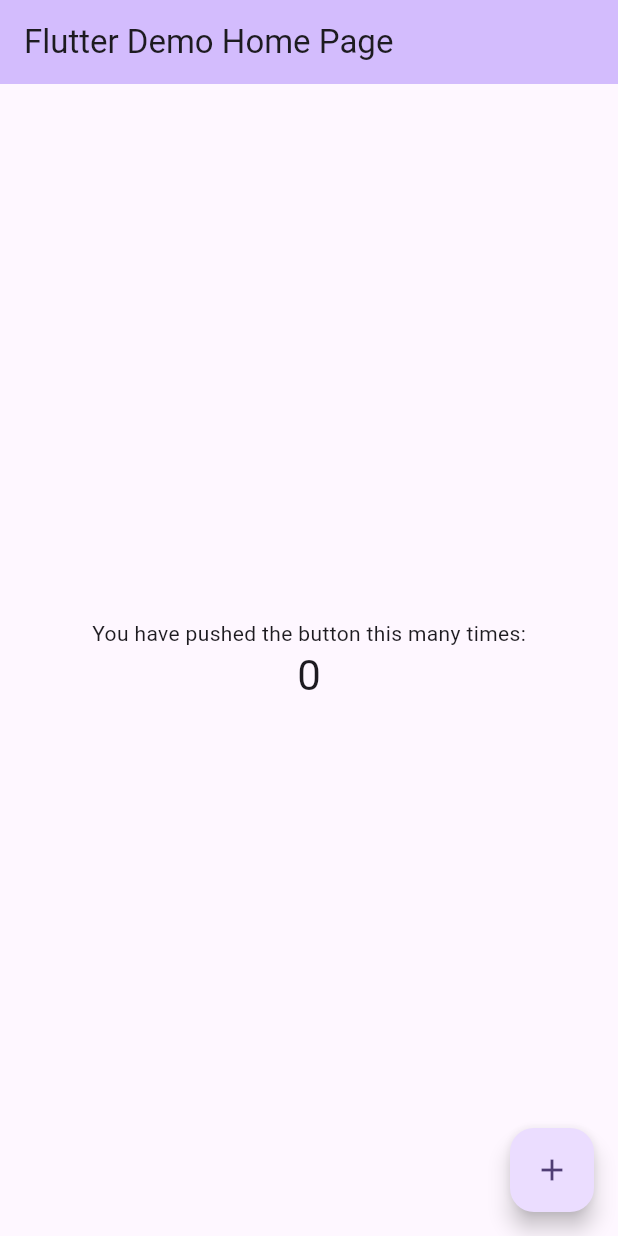
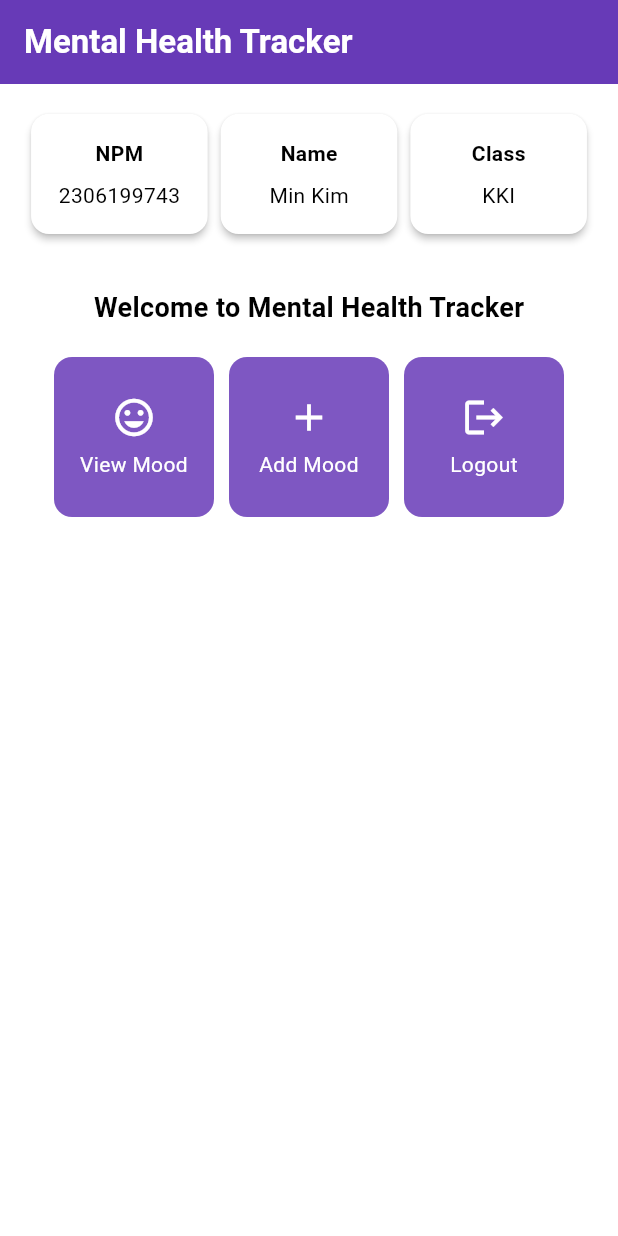
Before and after one commit to wuyu0107/mental-health-tracker-mobile, a Flutter app: the screen it shows after launch, on a phone screen of 412 x 824 dp. Run offline on Flutter 3.47's test engine with Material 3 defaults, Android fonts, the phone set to English and light mode, and no system bars.

Commit message:
Finished Tutorial 6

```diff
--- a/mental_health_tracker/lib/main.dart
+++ b/mental_health_tracker/lib/main.dart
@@ -1,4 +1,5 @@
 import 'package:flutter/material.dart';
+import 'package:mental_health_tracker/menu.dart';
 
 void main() {
   runApp(const MyApp());
@@ -28,98 +29,12 @@ class MyApp extends StatelessWidget {
         //
         // This works for code too, not just values: Most code changes can be
         // tested with just a hot reload.
-        colorScheme: ColorScheme.fromSeed(seedColor: Colors.deepPurple),
+        colorScheme: ColorScheme.fromSwatch(
+          primarySwatch: Colors.deepPurple,
+        ).copyWith(secondary: Colors.deepPurple[400]),
         useMaterial3: true,
       ),
-      home: const MyHomePage(title: 'Flutter Demo Home Page'),
+      home: MyHomePage(),
     );
   }
 }
-
-class MyHomePage extends StatefulWidget {
-  const MyHomePage({super.key, required this.title});
-
-  // This widget is the home page of your application. It is stateful, meaning
-  // that it has a State object (defined below) that contains fields that affect
-  // how it looks.
-
-  // This class is the configuration for the state. It holds the values (in this
-  // case the title) provided by the parent (in this case the App widget) and
-  // used by the build method of the State. Fields in a Widget subclass are
-  // always marked "final".
-
-  final String title;
-
-  @override
-  State<MyHomePage> createState() => _MyHomePageState();
-}
-
-class _MyHomePageState extends State<MyHomePage> {
-  int _counter = 0;
-
-  void _incrementCounter() {
-    setState(() {
-      // This call to setState tells the Flutter framework that something has
-      // changed in this State, which causes it to rerun the build method below
-      // so that the display can reflect the updated values. If we changed
-      // _counter without calling setState(), then the build method would not be
-      // called again, and so nothing would appear to happen.
-      _counter++;
-    });
-  }
-
-  @override
-  Widget build(BuildContext context) {
-    // This method is rerun every time setState is called, for instance as done
-    // by the _incrementCounter method above.
-    //
-    // The Flutter framework has been optimized to make rerunning build methods
-    // fast, so that you can just rebuild anything that needs updating rather
-    // than having to individually change instances of widgets.
-    return Scaffold(
-      appBar: AppBar(
-        // TRY THIS: Try changing the color here to a specific color (to
-        // Colors.amber, perhaps?) and trigger a hot reload to see the AppBar
-        // change color while the other colors stay the same.
-        backgroundColor: Theme.of(context).colorScheme.inversePrimary,
-        // Here we take the value from the MyHomePage object that was created by
-        // the App.build method, and use it to set our appbar title.
-        title: Text(widget.title),
-      ),
-      body: Center(
-        // Center is a layout widget. It takes a single child and positions it
-        // in the middle of the parent.
-        child: Column(
-          // Column is also a layout widget. It takes a list of children and
-          // arranges them vertically. By default, it sizes itself to fit its
-          // children horizontally, and tries to be as tall as its parent.
-          //
-          // Column has various properties to control how it sizes itself and
-          // how it positions its children. Here we use mainAxisAlignment to
-          // center the children vertically; the main axis here is the vertical
-          // axis because Columns are vertical (the cross axis would be
-          // horizontal).
-          //
-          // TRY THIS: Invoke "debug painting" (choose the "Toggle Debug Paint"
-          // action in the IDE, or press "p" in the console), to see the
-          // wireframe for each widget.
-          mainAxisAlignment: MainAxisAlignment.center,
-          children: <Widget>[
-            const Text(
-              'You have pushed the button this many times:',
-            ),
-            Text(
-              '$_counter',
-              style: Theme.of(context).textTheme.headlineMedium,
-            ),
-          ],
-        ),
-      ),
-      floatingActionButton: FloatingActionButton(
-        onPressed: _incrementCounter,
-        tooltip: 'Increment',
-        child: const Icon(Icons.add),
-      ), // This trailing comma makes auto-formatting nicer for build methods.
-    );
-  }
-}
--- /dev/null
+++ b/mental_health_tracker/lib/menu.dart
@@ -0,0 +1,186 @@
+import 'package:flutter/material.dart';
+
+class MyHomePage extends StatelessWidget {
+  MyHomePage({super.key});
+  final String npm = '2306199743'; // NPM
+  final String name = 'Min Kim'; // Name
+  final String className = 'KKI'; // Class
+
+  final List<ItemHomepage> items = [
+    ItemHomepage("View Mood", Icons.mood),
+    ItemHomepage("Add Mood", Icons.add),
+    ItemHomepage("Logout", Icons.logout),
+  ];
+
+  @override
+  Widget build(BuildContext context) {
+    // Scaffold provides the basic structure of the page with the AppBar and body.
+    return Scaffold(
+      // AppBar is the top part of the page that displays the title.
+      appBar: AppBar(
+        // The title of the application "Mental Health Tracker" with white text and bold font.
+        title: const Text(
+          'Mental Health Tracker',
+          style: TextStyle(
+            color: Colors.white,
+            fontWeight: FontWeight.bold,
+          ),
+        ),
+        // The background color of the AppBar is obtained from the application theme color scheme.
+        backgroundColor: Theme.of(context).colorScheme.primary,
+      ),
+      // Body of the page with paddings around it.
+      body: Padding(
+        padding: const EdgeInsets.all(16.0),
+        // Place the widget vertically in a column.
+        child: Column(
+          crossAxisAlignment: CrossAxisAlignment.center,
+          children: [
+            // Row to display 3 InfoCard horizontally.
+            Row(
+              mainAxisAlignment: MainAxisAlignment.spaceEvenly,
+              children: [
+                InfoCard(title: 'NPM', content: npm),
+                InfoCard(title: 'Name', content: name),
+                InfoCard(title: 'Class', content: className),
+              ],
+            ),
+
+            // Give a vertical space of 16 units.
+            const SizedBox(height: 16.0),
+
+            // Place the following widget in the center of the page.
+            Center(
+              child: Column(
+                // Place the text and grid item vertically.
+
+                children: [
+                  // Display the welcome message with bold font and size 18.
+                  const Padding(
+                    padding: EdgeInsets.only(top: 16.0),
+                    child: Text(
+                      'Welcome to Mental Health Tracker',
+                      style: TextStyle(
+                        fontWeight: FontWeight.bold,
+                        fontSize: 18.0,
+                      ),
+                    ),
+                  ),
+
+                  // Grid to display ItemCard in a 3 column grid.
+                  GridView.count(
+                    primary: true,
+                    padding: const EdgeInsets.all(20),
+                    crossAxisSpacing: 10,
+                    mainAxisSpacing: 10,
+                    crossAxisCount: 3,
+                    // To ensure that the grid fits its height.
+                    shrinkWrap: true,
+
+                    // Display ItemCard for each item in the items list.
+                    children: items.map((ItemHomepage item) {
+                      return ItemCard(item);
+                    }).toList(),
+                  ),
+                ],
+              ),
+            ),
+          ],
+        ),
+      ),
+    );
+  }
+}
+
+class InfoCard extends StatelessWidget {
+  // Card information that displays the title and content.
+
+  final String title;  // Card title.
+  final String content;  // Card content.
+
+  const InfoCard({super.key, required this.title, required this.content});
+
+  @override
+  Widget build(BuildContext context) {
+    return Card(
+      // Create a card box with a shadow.
+      elevation: 2.0,
+      child: Container(
+        // Set the size and spacing within the card.
+        width: MediaQuery.of(context).size.width / 3.5, // Adjust with the width of the device used.
+        padding: const EdgeInsets.all(16.0),
+        // Place the title and content vertically.
+        child: Column(
+          children: [
+            Text(
+              title,
+              style: const TextStyle(fontWeight: FontWeight.bold),
+            ),
+            const SizedBox(height: 8.0),
+            Text(content),
+          ],
+        ),
+      ),
+    );
+  }
+}
+
+class ItemHomepage {
+  final String name;
+  final IconData icon;
+
+  ItemHomepage(this.name, this.icon);
+}
+
+class ItemCard extends StatelessWidget {
+  // Display the card with an icon and name.
+
+  final ItemHomepage item;
+
+  const ItemCard(this.item, {super.key});
+
+  @override
+  Widget build(BuildContext context) {
+    return Material(
+      // Specify the background color of the application theme.
+      color: Theme.of(context).colorScheme.secondary,
+      // Round the card border.
+      borderRadius: BorderRadius.circular(12),
+
+      child: InkWell(
+        // Action when the card is pressed.
+        onTap: () {
+          // Display the SnackBar message when the card is pressed.
+          ScaffoldMessenger.of(context)
+            ..hideCurrentSnackBar()
+            ..showSnackBar(
+              SnackBar(content: Text("You have pressed the ${item.name} button!"))
+            );
+        },
+        // Container to store the Icon and Text
+        child: Container(
+          padding: const EdgeInsets.all(8),
+          child: Center(
+            child: Column(
+              // Place the Icon and Text in the center of the card.
+              mainAxisAlignment: MainAxisAlignment.center,
+              children: [
+                Icon(
+                  item.icon,
+                  color: Colors.white,
+                  size: 30.0,
+                ),
+                const Padding(padding: EdgeInsets.all(3)),
+                Text(
+                  item.name,
+                  textAlign: TextAlign.center,
+                  style: const TextStyle(color: Colors.white),
+                ),
+              ],
+            ),
+          ),
+        ),
+      ),
+    );
+  }
+}
```
